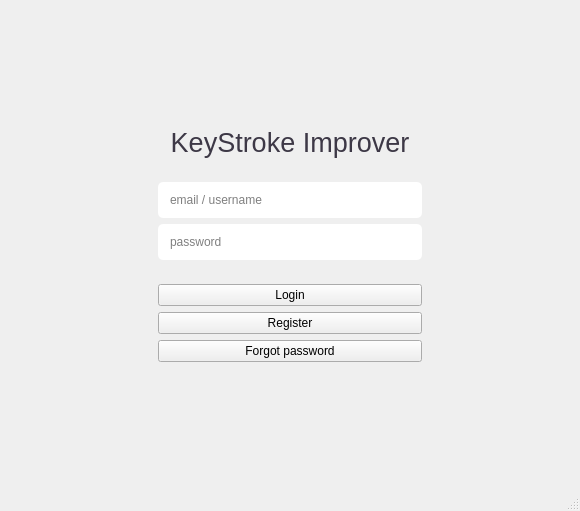
Prakash5209/typing_tutor, file login.ui: the form before one commit.
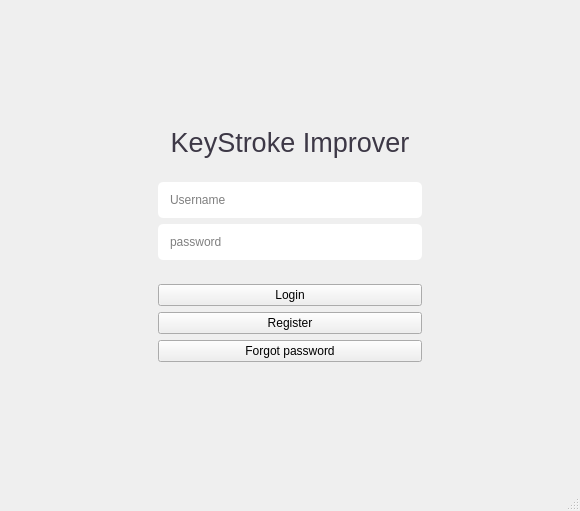
The form after the commit.

Patch:
```diff
--- a/login.ui
+++ b/login.ui
@@ -134,7 +134,7 @@
 border-radius:5px;</string>
             </property>
             <property name="placeholderText">
-             <string>email / username</string>
+             <string>Username</string>
             </property>
            </widget>
           </item>
```
Left out of the diff: 2 changed lines with no effect on the pictures.
